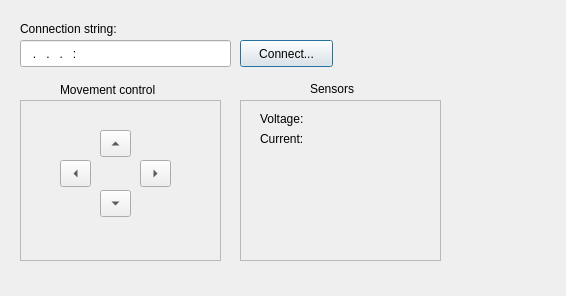
This is cherokey-robot/RobotControl/ui/MainForm.ui in phoenix367/v2rpins_sdk as Qt 5 draws it before an edit. The edited form follows.
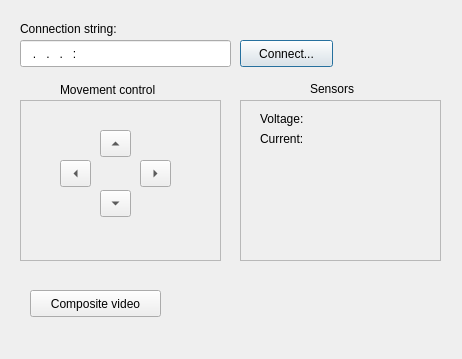
This is the edited form.

Commit message: Added boost/process library Added composite video support

```diff
--- a/cherokey-robot/RobotControl/ui/MainForm.ui
+++ b/cherokey-robot/RobotControl/ui/MainForm.ui
@@ -6,8 +6,8 @@
    <rect>
     <x>0</x>
     <y>0</y>
-    <width>566</width>
-    <height>296</height>
+    <width>462</width>
+    <height>359</height>
    </rect>
   </property>
   <property name="windowTitle">
@@ -200,6 +200,22 @@
     <string>Sensors</string>
    </property>
   </widget>
+  <widget class="QPushButton" name="btnShowComposite">
+   <property name="geometry">
+    <rect>
+     <x>30</x>
+     <y>290</y>
+     <width>131</width>
+     <height>27</height>
+    </rect>
+   </property>
+   <property name="text">
+    <string>Composite video</string>
+   </property>
+   <property name="checkable">
+    <bool>true</bool>
+   </property>
+  </widget>
  </widget>
  <resources/>
  <connections/>
```
The commit also changes 40 other files.
